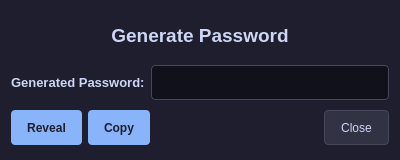
Above: SiriusVaultGUI/src/ui/dialog_pm_genP.ui from Ghospicer/SiriusVault before the change. Below: the same form after it.
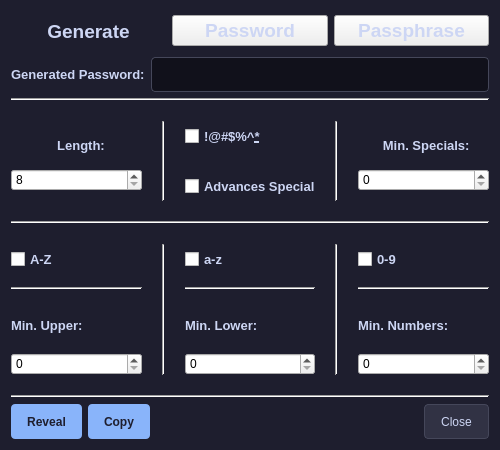
That is the form after the change. Icons and pictures are not drawn.

Commit message:
Password Manager Update
Added custom Password/Passphrase generator.

```diff
--- a/SiriusVaultGUI/src/ui/dialog_pm_genP.ui
+++ b/SiriusVaultGUI/src/ui/dialog_pm_genP.ui
@@ -6,14 +6,26 @@
    <rect>
     <x>0</x>
     <y>0</y>
-    <width>400</width>
-    <height>160</height>
+    <width>500</width>
+    <height>450</height>
    </rect>
   </property>
+  <property name="sizePolicy">
+   <sizepolicy hsizetype="Fixed" vsizetype="Fixed">
+    <horstretch>0</horstretch>
+    <verstretch>0</verstretch>
+   </sizepolicy>
+  </property>
   <property name="minimumSize">
    <size>
-    <width>400</width>
-    <height>160</height>
+    <width>500</width>
+    <height>280</height>
+   </size>
+  </property>
+  <property name="maximumSize">
+   <size>
+    <width>500</width>
+    <height>450</height>
    </size>
   </property>
   <property name="windowTitle">
@@ -32,33 +44,71 @@
   </property>
   <layout class="QVBoxLayout" name="verticalLayout">
    <item>
-    <widget class="QLabel" name="label">
-     <property name="minimumSize">
-      <size>
-       <width>0</width>
-       <height>40</height>
-      </size>
-     </property>
-     <property name="maximumSize">
-      <size>
-       <width>16777215</width>
-       <height>40</height>
-      </size>
-     </property>
-     <property name="styleSheet">
-      <string notr="true">QLabel {
+    <layout class="QHBoxLayout" name="horizontalLayout_3">
+     <item>
+      <widget class="QLabel" name="label">
+       <property name="minimumSize">
+        <size>
+         <width>0</width>
+         <height>40</height>
+        </size>
+       </property>
+       <property name="maximumSize">
+        <size>
+         <width>16777215</width>
+         <height>40</height>
+        </size>
+       </property>
+       <property name="styleSheet">
+        <string notr="true">QLabel {
     color: #cdd6f4;
     font-size: 14pt;
     font-weight: bold;
 }</string>
-     </property>
-     <property name="text">
-      <string>Generate Password</string>
-     </property>
-     <property name="alignment">
-      <set>Qt::AlignmentFlag::AlignCenter</set>
-     </property>
-    </widget>
+       </property>
+       <property name="text">
+        <string>Generate</string>
+       </property>
+       <property name="alignment">
+        <set>Qt::AlignmentFlag::AlignCenter</set>
+       </property>
+      </widget>
+     </item>
+     <item>
+      <widget class="QPushButton" name="btn_gen_password">
+       <property name="focusPolicy">
+        <enum>Qt::FocusPolicy::NoFocus</enum>
+       </property>
+       <property name="styleSheet">
+        <string notr="true">QPushButton {
+    color: #cdd6f4;
+    font-size: 14pt;
+    font-weight: bold;
+}</string>
+       </property>
+       <property name="text">
+        <string>Password</string>
+       </property>
+      </widget>
+     </item>
+     <item>
+      <widget class="QPushButton" name="btn_gen_passphrase">
+       <property name="focusPolicy">
+        <enum>Qt::FocusPolicy::NoFocus</enum>
+       </property>
+       <property name="styleSheet">
+        <string notr="true">QPushButton {
+    color: #cdd6f4;
+    font-size: 14pt;
+    font-weight: bold;
+}</string>
+       </property>
+       <property name="text">
+        <string>Passphrase</string>
+       </property>
+      </widget>
+     </item>
+    </layout>
    </item>
    <item>
     <layout class="QHBoxLayout" name="horizontalLayout">
@@ -132,6 +182,711 @@
      </item>
     </layout>
    </item>
+   <item>
+    <widget class="QStackedWidget" name="stackedWidget">
+     <property name="currentIndex">
+      <number>0</number>
+     </property>
+     <widget class="QWidget" name="page">
+      <layout class="QGridLayout" name="gridLayout">
+       <property name="leftMargin">
+        <number>0</number>
+       </property>
+       <property name="topMargin">
+        <number>0</number>
+       </property>
+       <property name="rightMargin">
+        <number>0</number>
+       </property>
+       <property name="bottomMargin">
+        <number>0</number>
+       </property>
+       <property name="spacing">
+        <number>0</number>
+       </property>
+       <item row="0" column="0">
+        <layout class="QVBoxLayout" name="verticalLayout_4">
+         <property name="spacing">
+          <number>20</number>
+         </property>
+         <item>
+          <widget class="Line" name="line_10">
+           <property name="orientation">
+            <enum>Qt::Orientation::Horizontal</enum>
+           </property>
+          </widget>
+         </item>
+         <item>
+          <layout class="QHBoxLayout" name="horizontalLayout_4">
+           <item>
+            <layout class="QVBoxLayout" name="verticalLayout_3">
+             <property name="spacing">
+              <number>0</number>
+             </property>
+             <property name="sizeConstraint">
+              <enum>QLayout::SizeConstraint::SetDefaultConstraint</enum>
+             </property>
+             <item>
+              <widget class="QLabel" name="lbl_length">
+               <property name="sizePolicy">
+                <sizepolicy hsizetype="Minimum" vsizetype="Fixed">
+                 <horstretch>0</horstretch>
+                 <verstretch>0</verstretch>
+                </sizepolicy>
+               </property>
+               <property name="minimumSize">
+                <size>
+                 <width>140</width>
+                 <height>30</height>
+                </size>
+               </property>
+               <property name="maximumSize">
+                <size>
+                 <width>16777215</width>
+                 <height>30</height>
+                </size>
+               </property>
+               <property name="styleSheet">
+                <string notr="true">QLabel {
+    color: #cdd6f4;
+    font-size: 10pt;
+    font-weight: bold;
+}</string>
+               </property>
+               <property name="text">
+                <string>Length:</string>
+               </property>
+               <property name="alignment">
+                <set>Qt::AlignmentFlag::AlignCenter</set>
+               </property>
+              </widget>
+             </item>
+             <item>
+              <widget class="QSpinBox" name="spinBox_length">
+               <property name="minimumSize">
+                <size>
+                 <width>90</width>
+                 <height>0</height>
+                </size>
+               </property>
+               <property name="maximumSize">
+                <size>
+                 <width>16777215</width>
+                 <height>16777215</height>
+                </size>
+               </property>
+               <property name="minimum">
+                <number>8</number>
+               </property>
+               <property name="maximum">
+                <number>128</number>
+               </property>
+              </widget>
+             </item>
+            </layout>
+           </item>
+           <item>
+            <widget class="Line" name="line_6">
+             <property name="orientation">
+              <enum>Qt::Orientation::Vertical</enum>
+             </property>
+            </widget>
+           </item>
+           <item>
+            <layout class="QVBoxLayout" name="verticalLayout_2">
+             <item>
+              <widget class="QCheckBox" name="chk_specials">
+               <property name="minimumSize">
+                <size>
+                 <width>140</width>
+                 <height>30</height>
+                </size>
+               </property>
+               <property name="maximumSize">
+                <size>
+                 <width>16777215</width>
+                 <height>30</height>
+                </size>
+               </property>
+               <property name="styleSheet">
+                <string notr="true">QCheckBox {
+    color: #cdd6f4;
+    font-size: 10pt;
+    font-weight: bold;
+}</string>
+               </property>
+               <property name="text">
+                <string>!@#$%^&amp;*</string>
+               </property>
+              </widget>
+             </item>
+             <item>
+              <widget class="QCheckBox" name="chk_advanced_specials">
+               <property name="minimumSize">
+                <size>
+                 <width>0</width>
+                 <height>30</height>
+                </size>
+               </property>
+               <property name="maximumSize">
+                <size>
+                 <width>16777215</width>
+                 <height>30</height>
+                </size>
+               </property>
+               <property name="styleSheet">
+                <string notr="true">QCheckBox {
+    color: #cdd6f4;
+    font-size: 10pt;
+    font-weight: bold;
+}</string>
+               </property>
+               <property name="text">
+                <string>Advances Specials</string>
+               </property>
+              </widget>
+             </item>
+            </layout>
+           </item>
+           <item>
+            <widget class="Line" name="line_7">
+             <property name="orientation">
+              <enum>Qt::Orientation::Vertical</enum>
+             </property>
+            </widget>
+           </item>
+           <item>
+            <layout class="QVBoxLayout" name="verticalLayout_10">
+             <property name="spacing">
+              <number>0</number>
+             </property>
+             <item>
+              <widget class="QLabel" name="label_7">
+               <property name="sizePolicy">
+                <sizepolicy hsizetype="Minimum" vsizetype="Fixed">
+                 <horstretch>0</horstretch>
+                 <verstretch>0</verstretch>
+                </sizepolicy>
+               </property>
+               <property name="minimumSize">
+                <size>
+                 <width>140</width>
+                 <height>30</height>
+                </size>
+               </property>
+               <property name="maximumSize">
+                <size>
+                 <width>16777215</width>
+                 <height>30</height>
+                </size>
+               </property>
+               <property name="styleSheet">
+                <string notr="true">QLabel {
+    color: #cdd6f4;
+    font-size: 10pt;
+    font-weight: bold;
+}</string>
+               </property>
+               <property name="text">
+                <string>Min. Specials: </string>
+               </property>
+               <property name="alignment">
+                <set>Qt::AlignmentFlag::AlignCenter</set>
+               </property>
+              </widget>
+             </item>
+             <item>
+              <widget class="QSpinBox" name="spinBox_minSpecials">
+               <property name="minimumSize">
+                <size>
+                 <width>90</width>
+                 <height>0</height>
+                </size>
+               </property>
+               <property name="maximum">
+                <number>30</number>
+               </property>
+              </widget>
+             </item>
+            </layout>
+           </item>
+          </layout>
+         </item>
+         <item>
+          <widget class="Line" name="line_5">
+           <property name="orientation">
+            <enum>Qt::Orientation::Horizontal</enum>
+           </property>
+          </widget>
+         </item>
+         <item>
+          <layout class="QHBoxLayout" name="horizontalLayout_5">
+           <item>
+            <layout class="QVBoxLayout" name="verticalLayout_8">
+             <item>
+              <widget class="QCheckBox" name="chk_upper">
+               <property name="minimumSize">
+                <size>
+                 <width>140</width>
+                 <height>30</height>
+                </size>
+               </property>
+               <property name="maximumSize">
+                <size>
+                 <width>16777215</width>
+                 <height>30</height>
+                </size>
+               </property>
+               <property name="styleSheet">
+                <string notr="true">QCheckBox {
+    color: #cdd6f4;
+    font-size: 10pt;
+    font-weight: bold;
+}</string>
+               </property>
+               <property name="text">
+                <string>A-Z</string>
+               </property>
+              </widget>
+             </item>
+             <item>
+              <widget class="Line" name="line_11">
+               <property name="orientation">
+                <enum>Qt::Orientation::Horizontal</enum>
+               </property>
+              </widget>
+             </item>
+             <item>
+              <widget class="QLabel" name="label_2">
+               <property name="sizePolicy">
+                <sizepolicy hsizetype="Minimum" vsizetype="Fixed">
+                 <horstretch>0</horstretch>
+                 <verstretch>0</verstretch>
+                </sizepolicy>
+               </property>
+               <property name="minimumSize">
+                <size>
+                 <width>0</width>
+                 <height>30</height>
+                </size>
+               </property>
+               <property name="maximumSize">
+                <size>
+                 <width>16777215</width>
+                 <height>30</height>
+                </size>
+               </property>
+               <property name="styleSheet">
+                <string notr="true">QLabel {
+    color: #cdd6f4;
+    font-size: 10pt;
+    font-weight: bold;
+}</string>
+               </property>
+               <property name="text">
+                <string>Min. Upper: </string>
+               </property>
+              </widget>
+             </item>
+             <item>
+              <widget class="QSpinBox" name="spinBox_minUpper">
+               <property name="minimumSize">
+                <size>
+                 <width>90</width>
+                 <height>0</height>
+                </size>
+               </property>
+               <property name="maximum">
+                <number>30</number>
+               </property>
+              </widget>
+             </item>
+            </layout>
+           </item>
+           <item>
+            <widget class="Line" name="line_8">
+             <property name="orientation">
+              <enum>Qt::Orientation::Vertical</enum>
+             </property>
+            </widget>
+           </item>
+           <item>
+            <layout class="QVBoxLayout" name="verticalLayout_7">
+             <item>
+              <widget class="QCheckBox" name="chk_lower">
+               <property name="minimumSize">
+                <size>
+                 <width>140</width>
+                 <height>30</height>
+                </size>
+               </property>
+               <property name="maximumSize">
+                <size>
+                 <width>16777215</width>
+                 <height>30</height>
+                </size>
+               </property>
+               <property name="styleSheet">
+                <string notr="true">QCheckBox {
+    color: #cdd6f4;
+    font-size: 10pt;
+    font-weight: bold;
+}</string>
+               </property>
+               <property name="text">
+                <string>a-z</string>
+               </property>
+              </widget>
+             </item>
+             <item>
+              <widget class="Line" name="line_12">
+               <property name="orientation">
+                <enum>Qt::Orientation::Horizontal</enum>
+               </property>
+              </widget>
+             </item>
+             <item>
+              <widget class="QLabel" name="label_5">
+               <property name="sizePolicy">
+                <sizepolicy hsizetype="Minimum" vsizetype="Fixed">
+                 <horstretch>0</horstretch>
+                 <verstretch>0</verstretch>
+                </sizepolicy>
+               </property>
+               <property name="minimumSize">
+                <size>
+                 <width>0</width>
+                 <height>30</height>
+                </size>
+               </property>
+               <property name="maximumSize">
+                <size>
+                 <width>16777215</width>
+                 <height>30</height>
+                </size>
+               </property>
+               <property name="styleSheet">
+                <string notr="true">QLabel {
+    color: #cdd6f4;
+    font-size: 10pt;
+    font-weight: bold;
+}</string>
+               </property>
+               <property name="text">
+                <string>Min. Lower: </string>
+               </property>
+              </widget>
+             </item>
+             <item>
+              <widget class="QSpinBox" name="spinBox_minLower">
+               <property name="minimumSize">
+                <size>
+                 <width>90</width>
+                 <height>0</height>
+                </size>
+               </property>
+               <property name="maximum">
+                <number>30</number>
+               </property>
+              </widget>
+             </item>
+            </layout>
+           </item>
+           <item>
+            <widget class="Line" name="line_9">
+             <property name="orientation">
+              <enum>Qt::Orientation::Vertical</enum>
+             </property>
+            </widget>
+           </item>
+           <item>
+            <layout class="QVBoxLayout" name="verticalLayout_9">
+             <item>
+              <widget class="QCheckBox" name="chk_digits">
+               <property name="minimumSize">
+                <size>
+                 <width>140</width>
+                 <height>30</height>
+                </size>
+               </property>
+               <property name="maximumSize">
+                <size>
+                 <width>16777215</width>
+                 <height>30</height>
+                </size>
+               </property>
+               <property name="styleSheet">
+                <string notr="true">QCheckBox {
+    color: #cdd6f4;
+    font-size: 10pt;
+    font-weight: bold;
+}</string>
+               </property>
+               <property name="text">
+                <string>0-9</string>
+               </property>
+              </widget>
+             </item>
+             <item>
+              <widget class="Line" name="line_13">
+               <property name="orientation">
+                <enum>Qt::Orientation::Horizontal</enum>
+               </property>
+              </widget>
+             </item>
+             <item>
+              <widget class="QLabel" name="label_6">
+               <property name="sizePolicy">
+                <sizepolicy hsizetype="Minimum" vsizetype="Fixed">
+                 <horstretch>0</horstretch>
+                 <verstretch>0</verstretch>
+                </sizepolicy>
+               </property>
+               <property name="minimumSize">
+                <size>
+                 <width>0</width>
+                 <height>30</height>
+                </size>
+               </property>
+               <property name="maximumSize">
+                <size>
+                 <width>16777215</width>
+                 <height>30</height>
+                </size>
+               </property>
+               <property name="styleSheet">
+                <string notr="true">QLabel {
+    color: #cdd6f4;
+    font-size: 10pt;
+    font-weight: bold;
+}</string>
+               </property>
+               <property name="text">
+                <string>Min. Numbers: </string>
+               </property>
+              </widget>
+             </item>
+             <item>
+              <widget class="QSpinBox" name="spinBox_minDigits">
+               <property name="minimumSize">
+                <size>
+                 <width>90</width>
+                 <height>0</height>
+                </size>
+               </property>
+               <property name="maximum">
+                <number>30</number>
+               </property>
+              </widget>
+             </item>
+            </layout>
+           </item>
+          </layout>
+         </item>
+         <item>
+          <widget class="Line" name="line_4">
+           <property name="orientation">
+            <enum>Qt::Orientation::Horizontal</enum>
+           </property>
+          </widget>
+         </item>
+         <item>
+          <spacer name="verticalSpacer_2">
+           <property name="orientation">
+            <enum>Qt::Orientation::Vertical</enum>
+           </property>
+           <property name="sizeHint" stdset="0">
+            <size>
+             <width>20</width>
+             <height>40</height>
+            </size>
+           </property>
+          </spacer>
+         </item>
+        </layout>
+       </item>
+      </layout>
+     </widget>
+     <widget class="QWidget" name="page_2">
+      <layout class="QVBoxLayout" name="verticalLayout_11">
+       <item>
+        <layout class="QHBoxLayout" name="horizontalLayout_13">
+         <property name="spacing">
+          <number>20</number>
+         </property>
+         <item>
+          <layout class="QVBoxLayout" name="verticalLayout_5">
+           <item>
+            <layout class="QHBoxLayout" name="horizontalLayout_6">
+             <item>
+              <widget class="QLabel" name="lbl_wordCount">
+               <property name="minimumSize">
+                <size>
+                 <width>0</width>
+                 <height>30</height>
+                </size>
+               </property>
+               <property name="styleSheet">
+                <string notr="true">QLabel {
+    color: #cdd6f4;
+    font-size: 10pt;
+    font-weight: bold;
+}</string>
+               </property>
+               <property name="text">
+                <string>Word Count: </string>
+               </property>
+              </widget>
+             </item>
+             <item>
+              <widget class="QSpinBox" name="spinBox_wordCount">
+               <property name="minimum">
+                <number>3</number>
+               </property>
+               <property name="maximum">
+                <number>20</number>
+               </property>
+              </widget>
+             </item>
+            </layout>
+           </item>
+           <item>
+            <widget class="Line" name="line_2">
+             <property name="orientation">
+              <enum>Qt::Orientation::Horizontal</enum>
+             </property>
+            </widget>
+           </item>
+           <item>
+            <widget class="QCheckBox" name="chk_capitalize">
+             <property name="minimumSize">
+              <size>
+               <width>0</width>
+               <height>30</height>
+              </size>
+             </property>
+             <property name="styleSheet">
+              <string notr="true">QCheckBox {
+    color: #cdd6f4;
+    font-size: 10pt;
+    font-weight: bold;
+}</string>
+             </property>
+             <property name="text">
+              <string>Capitalize</string>
+             </property>
+            </widget>
+           </item>
+          </layout>
+         </item>
+         <item>
+          <widget class="Line" name="line">
+           <property name="orientation">
+            <enum>Qt::Orientation::Vertical</enum>
+           </property>
+          </widget>
+         </item>
+         <item>
+          <layout class="QVBoxLayout" name="verticalLayout_6">
+           <item>
+            <layout class="QHBoxLayout" name="horizontalLayout_12">
+             <item>
+              <widget class="QLabel" name="lbl_separator">
+               <property name="minimumSize">
+                <size>
+                 <width>0</width>
+                 <height>30</height>
+                </size>
+               </property>
+               <property name="styleSheet">
+                <string notr="true">QLabel {
+    color: #cdd6f4;
+    font-size: 10pt;
+    font-weight: bold;
+}</string>
+               </property>
+               <property name="text">
+                <string>Separator: </string>
+               </property>
+              </widget>
+             </item>
+             <item>
+              <widget class="QComboBox" name="combo_separator">
+               <property name="currentText">
+                <string>Dash (-)</string>
+               </property>
+               <item>
+                <property name="text">
+                 <string>Dash (-)</string>
+                </property>
+               </item>
+               <item>
+                <property name="text">
+                 <string>Underscore (_)</string>
+                </property>
+               </item>
+               <item>
+                <property name="text">
+                 <string>Space ( )</string>
+                </property>
+               </item>
+               <item>
+                <property name="text">
+                 <string>Dot (.)</string>
+                </property>
+               </item>
+              </widget>
+             </item>
+            </layout>
+           </item>
+           <item>
+            <widget class="Line" name="line_3">
+             <property name="orientation">
+              <enum>Qt::Orientation::Horizontal</enum>
+             </property>
+            </widget>
+           </item>
+           <item>
+            <widget class="QCheckBox" name="chk_includeNum">
+             <property name="minimumSize">
+              <size>
+               <width>0</width>
+               <height>30</height>
+              </size>
+             </property>
+             <property name="styleSheet">
+              <string notr="true">QCheckBox {
+    color: #cdd6f4;
+    font-size: 10pt;
+    font-weight: bold;
+}</string>
+             </property>
+             <property name="text">
+              <string>Include Numbers</string>
+             </property>
+            </widget>
+           </item>
+          </layout>
+         </item>
+        </layout>
+       </item>
+       <item>
+        <spacer name="verticalSpacer">
+         <property name="orientation">
+          <enum>Qt::Orientation::Vertical</enum>
+         </property>
+         <property name="sizeHint" stdset="0">
+          <size>
+           <width>20</width>
+           <height>40</height>
+          </size>
+         </property>
+        </spacer>
+       </item>
+      </layout>
+     </widget>
+    </widget>
+   </item>
    <item>
     <layout class="QHBoxLayout" name="horizontalLayout_2">
      <item>
```
Left out of the diff: 11 changed lines with no effect on the pictures. The commit also changes 2 other files.
